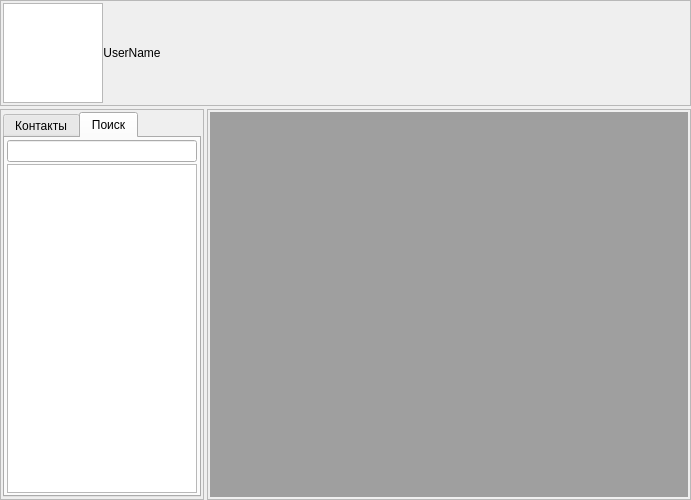
Old version of the form MSG_Client/Frames/MainFrame.ui in the repository KillerOfFriend/MSG.
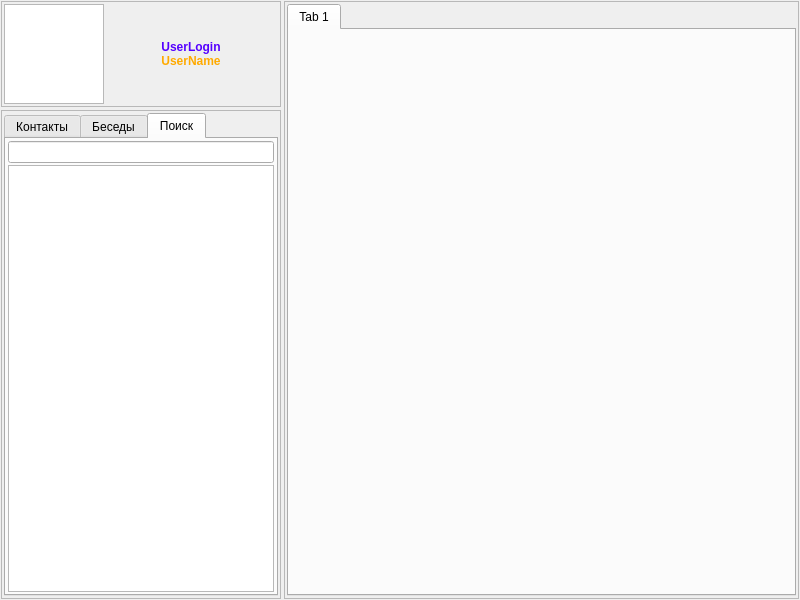
New version of the form. The open tabs and pages were chosen to show the change.

```diff
--- a/MSG_Client/Frames/MainFrame.ui
+++ b/MSG_Client/Frames/MainFrame.ui
@@ -6,115 +6,40 @@
    <rect>
     <x>0</x>
     <y>0</y>
-    <width>691</width>
-    <height>500</height>
+    <width>800</width>
+    <height>600</height>
    </rect>
   </property>
   <property name="windowTitle">
    <string>Form</string>
   </property>
-  <layout class="QGridLayout" name="gridLayout_4">
+  <layout class="QGridLayout" name="gridLayout_2">
    <property name="leftMargin">
-    <number>0</number>
+    <number>1</number>
    </property>
    <property name="topMargin">
-    <number>0</number>
+    <number>1</number>
    </property>
    <property name="rightMargin">
-    <number>0</number>
+    <number>1</number>
    </property>
    <property name="bottomMargin">
-    <number>0</number>
+    <number>1</number>
    </property>
    <property name="spacing">
     <number>3</number>
    </property>
-   <item row="0" column="0" colspan="2">
-    <widget class="QFrame" name="HeaderFrame">
-     <property name="maximumSize">
-      <size>
-       <width>16777215</width>
-       <height>106</height>
-      </size>
-     </property>
-     <property name="frameShape">
-      <enum>QFrame::StyledPanel</enum>
-     </property>
-     <property name="frameShadow">
-      <enum>QFrame::Raised</enum>
-     </property>
-     <layout class="QGridLayout" name="gridLayout">
-      <property name="leftMargin">
-       <number>2</number>
-      </property>
-      <property name="topMargin">
-       <number>2</number>
-      </property>
-      <property name="rightMargin">
-       <number>2</number>
-      </property>
-      <property name="bottomMargin">
-       <number>2</number>
-      </property>
-      <property name="spacing">
-       <number>0</number>
-      </property>
-      <item row="0" column="2">
-       <spacer name="horizontalSpacer">
-        <property name="orientation">
-         <enum>Qt::Horizontal</enum>
-        </property>
-        <property name="sizeHint" stdset="0">
-         <size>
-          <width>556</width>
-          <height>20</height>
-         </size>
-        </property>
-       </spacer>
-      </item>
-      <item row="0" column="0">
-       <widget class="QGraphicsView" name="graphicsView">
-        <property name="minimumSize">
-         <size>
-          <width>100</width>
-          <height>100</height>
-         </size>
-        </property>
-        <property name="maximumSize">
-         <size>
-          <width>100</width>
-          <height>100</height>
-         </size>
-        </property>
-       </widget>
-      </item>
-      <item row="0" column="1">
-       <widget class="QLabel" name="UserNameLabel">
-        <property name="text">
-         <string>UserName</string>
-        </property>
-        <property name="textFormat">
-         <enum>Qt::AutoText</enum>
-        </property>
-        <property name="alignment">
-         <set>Qt::AlignCenter</set>
-        </property>
-       </widget>
-      </item>
-     </layout>
-    </widget>
-   </item>
    <item row="1" column="0">
     <widget class="QFrame" name="ContactsListFrame">
      <property name="minimumSize">
       <size>
-       <width>204</width>
+       <width>280</width>
        <height>0</height>
       </size>
      </property>
      <property name="maximumSize">
       <size>
-       <width>204</width>
+       <width>280</width>
        <height>16777215</height>
       </size>
      </property>
@@ -173,6 +98,11 @@
           </item>
          </layout>
         </widget>
+        <widget class="QWidget" name="ConversationsTab">
+         <attribute name="title">
+          <string>Беседы</string>
+         </attribute>
+        </widget>
         <widget class="QWidget" name="ContactsFindTab">
          <attribute name="title">
           <string>Поиск</string>
@@ -206,15 +136,27 @@
      </layout>
     </widget>
    </item>
-   <item row="1" column="1">
-    <widget class="QFrame" name="MdiAreaFrame">
+   <item row="0" column="0">
+    <widget class="QFrame" name="HeaderFrame">
+     <property name="minimumSize">
+      <size>
+       <width>280</width>
+       <height>0</height>
+      </size>
+     </property>
+     <property name="maximumSize">
+      <size>
+       <width>280</width>
+       <height>106</height>
+      </size>
+     </property>
      <property name="frameShape">
       <enum>QFrame::StyledPanel</enum>
      </property>
      <property name="frameShadow">
       <enum>QFrame::Raised</enum>
      </property>
-     <layout class="QGridLayout" name="gridLayout_2">
+     <layout class="QGridLayout" name="gridLayout">
       <property name="leftMargin">
        <number>2</number>
       </property>
@@ -230,8 +172,139 @@
       <property name="spacing">
        <number>0</number>
       </property>
+      <item row="0" column="1">
+       <spacer name="UserHS1">
+        <property name="orientation">
+         <enum>Qt::Horizontal</enum>
+        </property>
+        <property name="sizeHint" stdset="0">
+         <size>
+          <width>40</width>
+          <height>20</height>
+         </size>
+        </property>
+       </spacer>
+      </item>
+      <item row="0" column="2">
+       <layout class="QVBoxLayout" name="UserParamsLayout">
+        <item>
+         <spacer name="UserVS1">
+          <property name="orientation">
+           <enum>Qt::Vertical</enum>
+          </property>
+          <property name="sizeHint" stdset="0">
+           <size>
+            <width>20</width>
+            <height>40</height>
+           </size>
+          </property>
+         </spacer>
+        </item>
+        <item>
+         <widget class="QLabel" name="UserLoginLabel">
+          <property name="text">
+           <string>&lt;html&gt;&lt;head/&gt;&lt;body&gt;&lt;p&gt;&lt;span style=&quot; font-weight:600; color:#5500ff;&quot;&gt;UserLogin&lt;/span&gt;&lt;/p&gt;&lt;/body&gt;&lt;/html&gt;</string>
+          </property>
+          <property name="alignment">
+           <set>Qt::AlignCenter</set>
+          </property>
+         </widget>
+        </item>
+        <item>
+         <widget class="QLabel" name="UserNameLabel">
+          <property name="text">
+           <string>&lt;html&gt;&lt;head/&gt;&lt;body&gt;&lt;p&gt;&lt;span style=&quot; font-weight:600; color:#ffaa00;&quot;&gt;UserName&lt;/span&gt;&lt;/p&gt;&lt;/body&gt;&lt;/html&gt;</string>
+          </property>
+          <property name="textFormat">
+           <enum>Qt::AutoText</enum>
+          </property>
+          <property name="alignment">
+           <set>Qt::AlignCenter</set>
+          </property>
+         </widget>
+        </item>
+        <item>
+         <spacer name="UserVS2">
+          <property name="orientation">
+           <enum>Qt::Vertical</enum>
+          </property>
+          <property name="sizeHint" stdset="0">
+           <size>
+            <width>20</width>
+            <height>40</height>
+           </size>
+          </property>
+         </spacer>
+        </item>
+       </layout>
+      </item>
+      <item row="0" column="3">
+       <spacer name="UserHS2">
+        <property name="orientation">
+         <enum>Qt::Horizontal</enum>
+        </property>
+        <property name="sizeHint" stdset="0">
+         <size>
+          <width>40</width>
+          <height>20</height>
+         </size>
+        </property>
+       </spacer>
+      </item>
       <item row="0" column="0">
-       <widget class="QMdiArea" name="mdiArea"/>
+       <widget class="QGraphicsView" name="UserAvatarView">
+        <property name="minimumSize">
+         <size>
+          <width>100</width>
+          <height>100</height>
+         </size>
+        </property>
+        <property name="maximumSize">
+         <size>
+          <width>100</width>
+          <height>100</height>
+         </size>
+        </property>
+       </widget>
+      </item>
+     </layout>
+    </widget>
+   </item>
+   <item row="0" column="1" rowspan="2">
+    <widget class="QFrame" name="frame">
+     <property name="frameShape">
+      <enum>QFrame::StyledPanel</enum>
+     </property>
+     <property name="frameShadow">
+      <enum>QFrame::Raised</enum>
+     </property>
+     <layout class="QVBoxLayout" name="verticalLayout_5">
+      <property name="leftMargin">
+       <number>2</number>
+      </property>
+      <property name="topMargin">
+       <number>2</number>
+      </property>
+      <property name="rightMargin">
+       <number>2</number>
+      </property>
+      <property name="bottomMargin">
+       <number>2</number>
+      </property>
+      <item>
+       <widget class="QTabWidget" name="tabWidget">
+        <property name="tabShape">
+         <enum>QTabWidget::Rounded</enum>
+        </property>
+        <property name="currentIndex">
+         <number>0</number>
+        </property>
+        <widget class="QWidget" name="tab">
+         <attribute name="title">
+          <string>Tab 1</string>
+         </attribute>
+        </widget>
+       </widget>
       </item>
      </layout>
     </widget>
```
Left out of the diff: 2 changed lines with no effect on the pictures.
